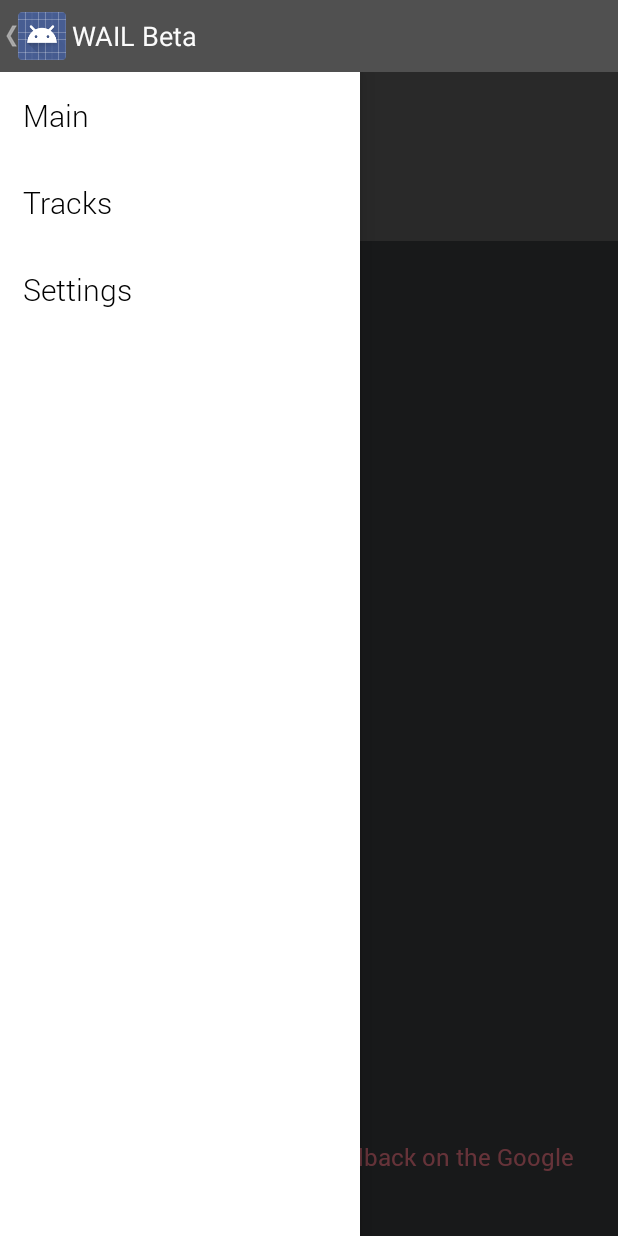
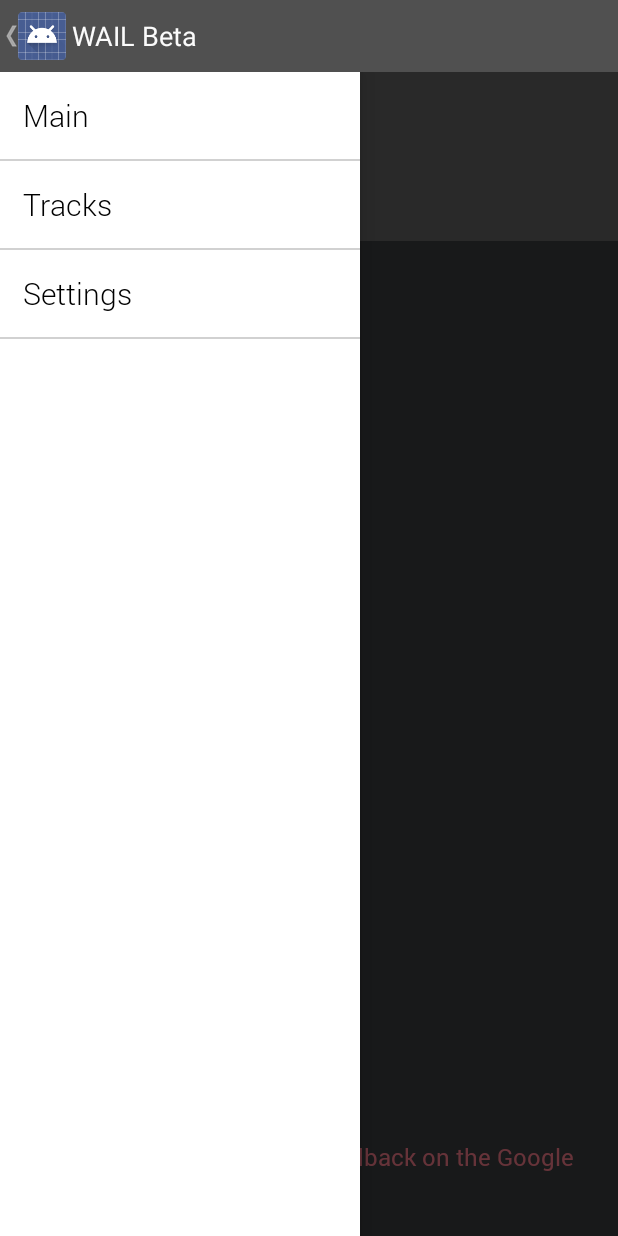
Before and after one commit to artem-zinnatullin/android-wail-app, an Android app: the MainActivity screen opened directly, with no data from a screen before it, with the side drawer open, on a phone screen of 412 x 824 dp. Run offline under Robolectric (Android 15) with nearby library versions, the phone set to English and light mode, and no system bars; our stand-ins replace ButterKnife; libraries missing offline, so code that uses them is left out: uk.co.senab; 2 statements that could not run were skipped.

Commit message:
[rft] some other stuff

```diff
--- a/wail-app/src/main/res/layout/activity_main.xml
+++ b/wail-app/src/main/res/layout/activity_main.xml
@@ -17,7 +17,7 @@
         android:layout_gravity="start"
         android:background="#fff"
         android:cacheColorHint="#fff"
-        android:divider="@null"
-        android:dividerHeight="0dp" />
+        android:divider="@color/dark_theme_navigation_drawer_divider_line"
+        android:dividerHeight="1dp" />
 
 </android.support.v4.widget.DrawerLayout>
```
Also changed, not shown: wail-app/src/main/java/com/artemzin/android/wail/ui/fragment/NonAuthorizedMainFragment.java (+13 -17 lines), wail-app/src/main/java/com/artemzin/android/wail/ui/fragment/custom_dialog/DialogFragmentWithSeekBar.java (+10 -10 lines).
